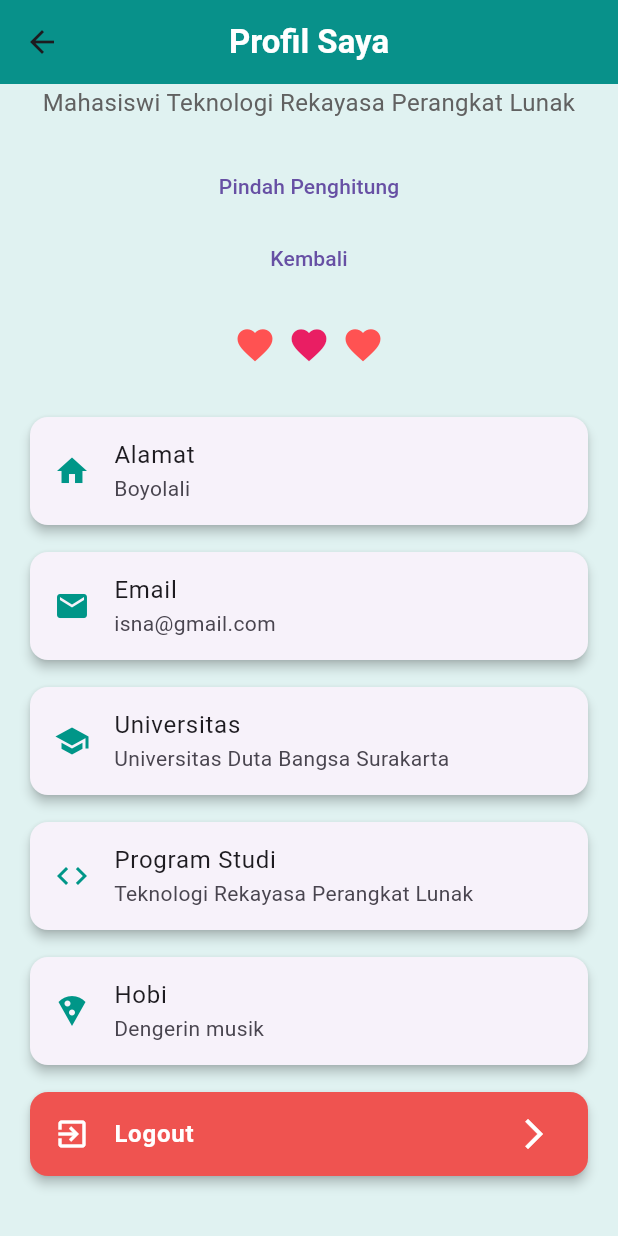
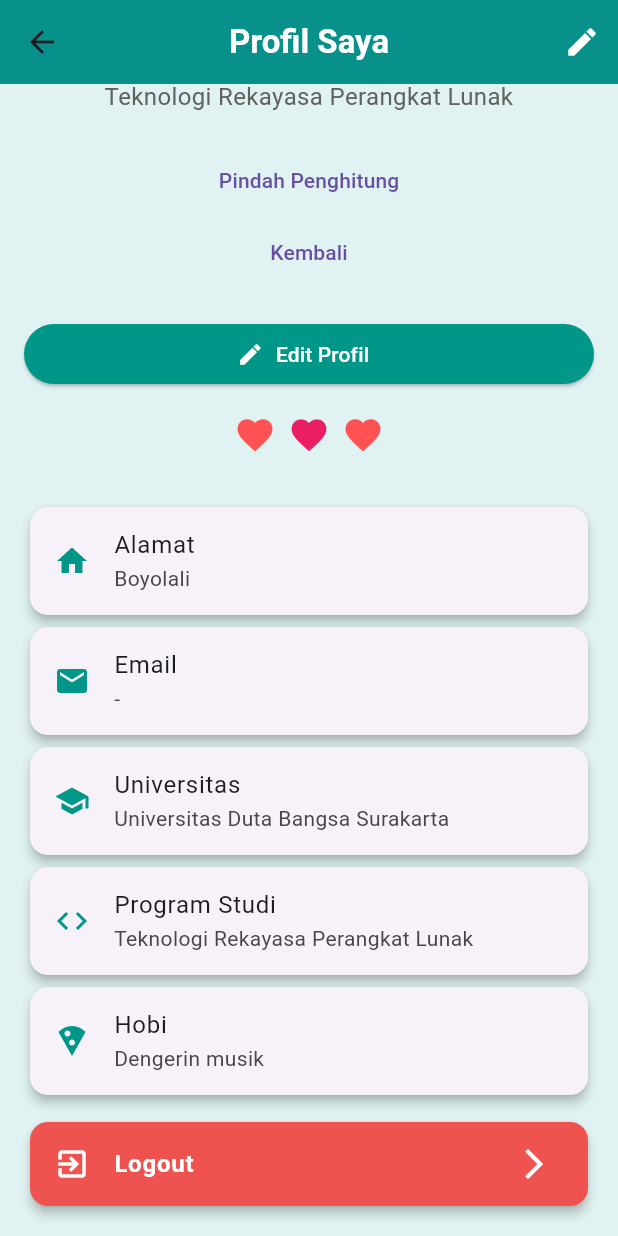
Before and after one commit to IsnaAinur/tugas1, a Flutter app: the ProfilScreen screen opened by its route, scrolled down 232 dp, on a phone screen of 412 x 824 dp. Run offline on Flutter 3.47's test engine with Material 3 defaults, Android fonts, the phone set to English and light mode, and no system bars; our stand-ins replace image_picker, shared_preferences; accounts and stored records are empty.

Commit message:
tambah halaman edit

```diff
--- a/lib/profil_screen.dart
+++ b/lib/profil_screen.dart
@@ -1,8 +1,49 @@
+import 'dart:convert';
+import 'dart:typed_data';
 import 'package:flutter/material.dart';
+import 'package:shared_preferences/shared_preferences.dart';
+import 'editprofil_screen.dart';
 import 'penghitung_screen.dart';
+import 'home_screen.dart';
 
-class ProfilScreen extends StatelessWidget {
+class ProfilScreen extends StatefulWidget {
   const ProfilScreen({super.key});
+
+  @override
+  State<ProfilScreen> createState() => _ProfilScreenState();
+}
+
+class _ProfilScreenState extends State<ProfilScreen> {
+  Uint8List? _imageBytes;
+  String? nama;
+  String? alamat;
+  String? email;
+  String? universitas;
+  String? prodi;
+  String? hobi;
+
+  @override
+  void initState() {
+    super.initState();
+    _loadProfile();
+  }
+
+  Future<void> _loadProfile() async {
+    final prefs = await SharedPreferences.getInstance();
+    setState(() {
+      final base64Image = prefs.getString('foto_profil');
+      if (base64Image != null) {
+        _imageBytes = base64Decode(base64Image);
+      }
+      nama = prefs.getString('nama') ?? "Isna Ainur Rohmah";
+      alamat = prefs.getString('alamat') ?? "Boyolali";
+      email = prefs.getString('email') ?? "isna@gmail.com";
+      universitas = prefs.getString('universitas') ??
+          "Universitas Duta Bangsa Surakarta";
+      prodi = prefs.getString('prodi') ?? "Teknologi Rekayasa Perangkat Lunak";
+      hobi = prefs.getString('hobi') ?? "Dengerin musik";
+    });
+  }
 
   @override
   Widget build(BuildContext context) {
@@ -16,6 +57,13 @@ class ProfilScreen extends StatelessWidget {
         ),
         centerTitle: true,
         elevation: 4,
+        actions: [
+          // tombol edit di pojok kanan atas juga tetap ada
+          IconButton(
+            icon: const Icon(Icons.edit, color: Colors.white),
+            onPressed: _goToEdit,
+          ),
+        ],
       ),
       body: Center(
         child: ListView(
@@ -23,17 +71,24 @@ class ProfilScreen extends StatelessWidget {
           children: [
             // Foto profil
             CircleAvatar(
-              backgroundImage: const AssetImage("asset/profil.jpg"),
               radius: 80,
               backgroundColor: Colors.teal.shade100,
+              backgroundImage:
+                  _imageBytes != null ? MemoryImage(_imageBytes!) : null,
+              child: _imageBytes == null
+                  ? const Icon(Icons.person, size: 80, color: Colors.white)
+                  : null,
             ),
-            const SizedBox(height: 16),
+
+            const SizedBox(height: 12),
+
+
 
             // Nama
-            const Text(
-              "Isna Ainur Rohmah",
+            Text(
+              nama ?? "",
               textAlign: TextAlign.center,
-              style: TextStyle(
+              style: const TextStyle(
                 fontSize: 26,
                 fontWeight: FontWeight.bold,
                 color: Colors.teal,
@@ -41,7 +96,7 @@ class ProfilScreen extends StatelessWidget {
             ),
             const SizedBox(height: 4),
             Text(
-              "Mahasiswi Teknologi Rekayasa Perangkat Lunak",
+              prodi ?? "",
               textAlign: TextAlign.center,
               style: TextStyle(
                 fontSize: 16,
@@ -49,6 +104,8 @@ class ProfilScreen extends StatelessWidget {
               ),
             ),
             const SizedBox(height: 20),
+
+            // Tombol navigasi tambahan
             TextButton(
               onPressed: () {
                 Navigator.of(context).push(
@@ -65,7 +122,23 @@ class ProfilScreen extends StatelessWidget {
             ),
 
             const SizedBox(height: 20),
-            // Baris ikon love
+            // 🔹 Tombol Edit Profil di bawah foto
+            ElevatedButton.icon(
+              onPressed: _goToEdit,
+              icon: const Icon(Icons.edit, color: Colors.white),
+              label: const Text(
+                "Edit Profil",
+                style: TextStyle(color: Colors.white),
+              ),
+              style: ElevatedButton.styleFrom(
+                backgroundColor: Colors.teal,
+                shape: RoundedRectangleBorder(
+                    borderRadius: BorderRadius.circular(20)),
+              ),
+            ),
+
+            const SizedBox(height: 16),
+            // Ikon love
             Row(
               mainAxisAlignment: MainAxisAlignment.center,
               children: const [
@@ -78,61 +151,13 @@ class ProfilScreen extends StatelessWidget {
             ),
             const SizedBox(height: 30),
 
-            // Informasi dalam Card
-            Card(
-              elevation: 3,
-              shape: RoundedRectangleBorder(
-                  borderRadius: BorderRadius.circular(12)),
-              child: const ListTile(
-                leading: Icon(Icons.home, color: Colors.teal),
-                title: Text("Alamat"),
-                subtitle: Text("Boyolali"),
-              ),
-            ),
-            const SizedBox(height: 10),
-            Card(
-              elevation: 3,
-              shape: RoundedRectangleBorder(
-                  borderRadius: BorderRadius.circular(12)),
-              child: const ListTile(
-                leading: Icon(Icons.email, color: Colors.teal),
-                title: Text("Email"),
-                subtitle: Text("isna@gmail.com"),
-              ),
-            ),
-            const SizedBox(height: 10),
-            Card(
-              elevation: 3,
-              shape: RoundedRectangleBorder(
-                  borderRadius: BorderRadius.circular(12)),
-              child: const ListTile(
-                leading: Icon(Icons.school, color: Colors.teal),
-                title: Text("Universitas"),
-                subtitle: Text("Universitas Duta Bangsa Surakarta"),
-              ),
-            ),
-            const SizedBox(height: 10),
-            Card(
-              elevation: 3,
-              shape: RoundedRectangleBorder(
-                  borderRadius: BorderRadius.circular(12)),
-              child: const ListTile(
-                leading: Icon(Icons.code, color: Colors.teal),
-                title: Text("Program Studi"),
-                subtitle: Text("Teknologi Rekayasa Perangkat Lunak"),
-              ),
-            ),
-            const SizedBox(height: 10),
-            Card(
-              elevation: 3,
-              shape: RoundedRectangleBorder(
-                  borderRadius: BorderRadius.circular(12)),
-              child: const ListTile(
-                leading: Icon(Icons.local_pizza, color: Colors.teal),
-                title: Text("Hobi"),
-                subtitle: Text("Dengerin musik"),
-              ),
-            ),
+            // Informasi profil
+            _buildInfoCard(Icons.home, "Alamat", alamat ?? ""),
+            _buildInfoCard(Icons.email, "Email", email ?? ""),
+            _buildInfoCard(Icons.school, "Universitas", universitas ?? ""),
+            _buildInfoCard(Icons.code, "Program Studi", prodi ?? ""),
+            _buildInfoCard(Icons.local_pizza, "Hobi", hobi ?? ""),
+
             const SizedBox(height: 10),
 
             // Tombol logout
@@ -140,16 +165,23 @@ class ProfilScreen extends StatelessWidget {
               color: Colors.red.shade400,
               elevation: 3,
               shape: RoundedRectangleBorder(
-                  borderRadius: BorderRadius.circular(12)),
+                borderRadius: BorderRadius.circular(12),
+              ),
               child: ListTile(
                 leading: const Icon(Icons.exit_to_app, color: Colors.white),
                 title: const Text(
                   "Logout",
-                  style: TextStyle(color: Colors.white, fontWeight: FontWeight.bold),
+                  style: TextStyle(
+                    color: Colors.white,
+                    fontWeight: FontWeight.bold,
+                  ),
                 ),
                 trailing: const Icon(Icons.arrow_forward_ios, color: Colors.white),
                 onTap: () {
-                  Navigator.pop(context);
+                  Navigator.pushReplacement(
+                    context,
+                    MaterialPageRoute(builder: (context) => const HomeScreen()),
+                  );
                 },
               ),
             ),
@@ -159,4 +191,25 @@ class ProfilScreen extends StatelessWidget {
       ),
     );
   }
+
+  // fungsi untuk membuka halaman edit profil
+  Future<void> _goToEdit() async {
+    await Navigator.push(
+      context,
+      MaterialPageRoute(builder: (_) => const EditProfilScreen()),
+    );
+    _loadProfile(); // refresh setelah kembali
+  }
+
+  Widget _buildInfoCard(IconData icon, String title, String value) {
+    return Card(
+      elevation: 3,
+      shape: RoundedRectangleBorder(borderRadius: BorderRadius.circular(12)),
+      child: ListTile(
+        leading: Icon(icon, color: Colors.teal),
+        title: Text(title),
+        subtitle: Text(value.isNotEmpty ? value : "-"),
+      ),
+    );
+  }
 }
```
